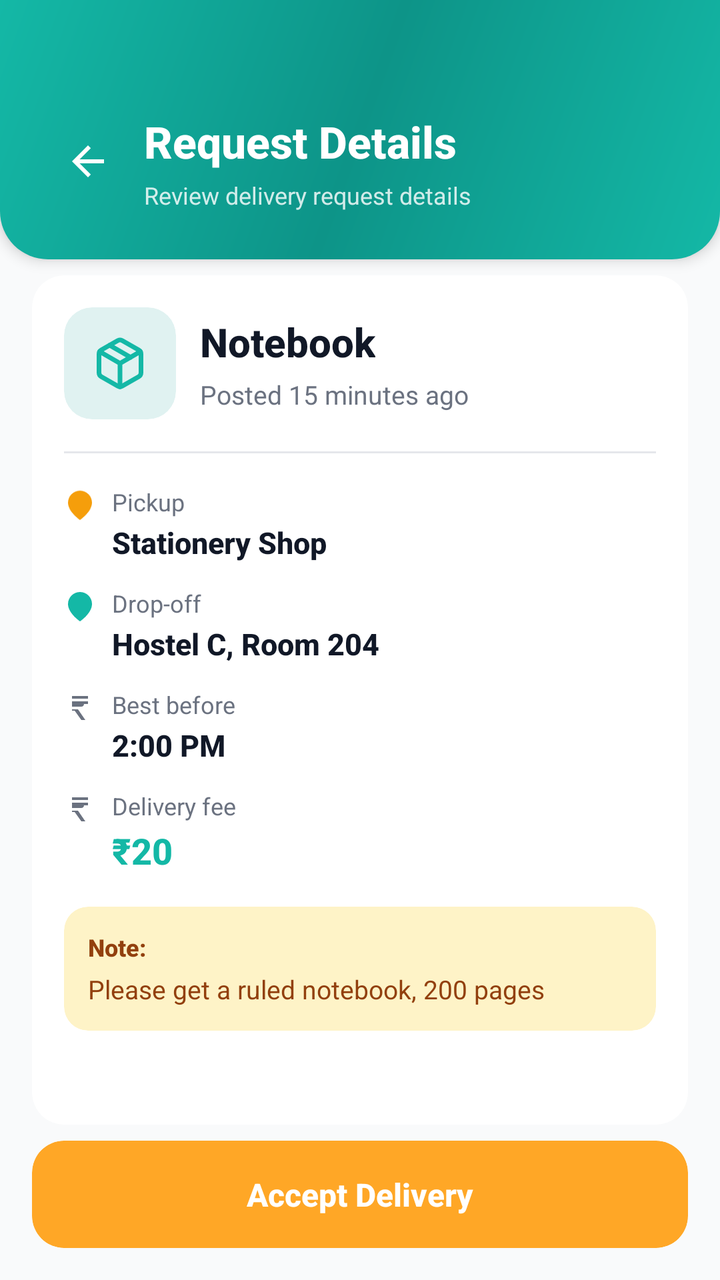
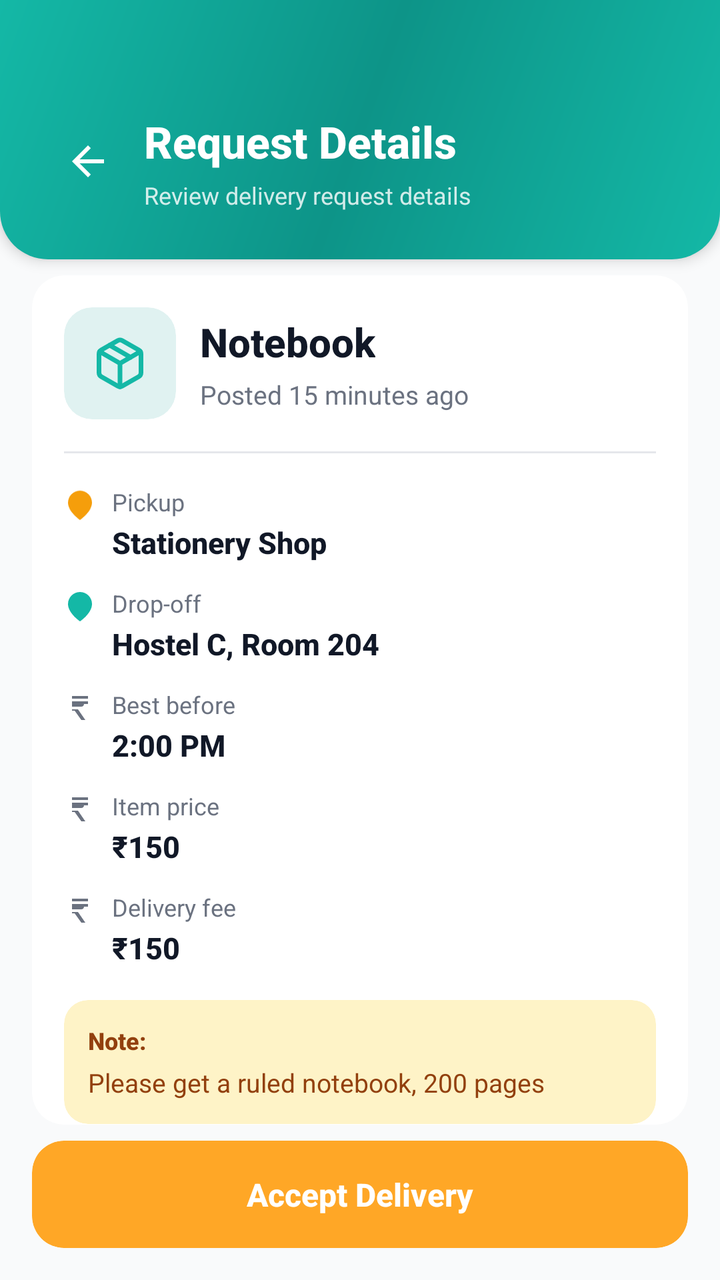

Screens rendered from an Android XML layout before and after an edit, with the pre-edit source and the edit as a unified diff.
<!-- AndroidManifest.xml: application theme Theme.SmallBasket -->
<!-- res/layout/activity_request_details.xml -->
<?xml version="1.0" encoding="utf-8"?>
<androidx.constraintlayout.widget.ConstraintLayout
    xmlns:android="http://schemas.android.com/apk/res/android"
    xmlns:app="http://schemas.android.com/apk/res-auto"
    xmlns:tools="http://schemas.android.com/tools"
    android:layout_width="match_parent"
    android:layout_height="match_parent"
    android:background="#F9FAFB"
    android:fitsSystemWindows="false"
    tools:context=".RequestDetailActivity">

    
    <LinearLayout
        android:id="@+id/headerLayout"
        android:layout_width="match_parent"
        android:layout_height="wrap_content"
        android:orientation="vertical"
        android:background="@drawable/bg_teal_gradient"
        android:paddingTop="48dp"
        android:paddingBottom="24dp"
        android:paddingStart="24dp"
        android:paddingEnd="24dp"
        android:elevation="4dp"
        app:layout_constraintTop_toTopOf="parent"
        app:layout_constraintStart_toStartOf="parent"
        app:layout_constraintEnd_toEndOf="parent">

        
        <LinearLayout
            android:layout_width="match_parent"
            android:layout_height="wrap_content"
            android:layout_marginTop="8dp"
            android:gravity="center_vertical"
            android:orientation="horizontal">

            <ImageView
                android:id="@+id/btnBack"
                android:layout_width="40dp"
                android:layout_height="40dp"
                android:background="?attr/selectableItemBackgroundBorderless"
                android:clickable="true"
                android:contentDescription="Back"
                android:focusable="true"
                android:padding="8dp"
                android:src="@drawable/ic_arrow_back"
                app:tint="#FFFFFF" />

            <LinearLayout
                android:layout_width="0dp"
                android:layout_height="wrap_content"
                android:layout_marginStart="8dp"
                android:layout_weight="1"
                android:orientation="vertical">

                <TextView
                    android:id="@+id/tvHeaderTitle"
                    android:layout_width="match_parent"
                    android:layout_height="wrap_content"
                    android:layout_marginBottom="4dp"
                    android:fontFamily="sans-serif-medium"
                    android:text="Request Details"
                    android:textColor="#FFFFFF"
                    android:textSize="22sp"
                    android:textStyle="bold" />

                <TextView
                    android:layout_width="match_parent"
                    android:layout_height="wrap_content"
                    android:alpha="0.9"
                    android:text="Review delivery request details"
                    android:textColor="#E6FFFFFF"
                    android:textSize="12sp" />
            </LinearLayout>
        </LinearLayout>
    </LinearLayout>

    
    <androidx.cardview.widget.CardView
        android:id="@+id/cardContent"
        android:layout_width="0dp"
        android:layout_height="0dp"
        android:layout_marginStart="16dp"
        android:layout_marginEnd="16dp"
        android:layout_marginTop="8dp"
        android:layout_marginBottom="8dp"
        app:cardCornerRadius="16dp"
        app:cardElevation="0dp"
        app:cardBackgroundColor="#FFFFFF"
        app:layout_constraintTop_toBottomOf="@id/headerLayout"
        app:layout_constraintBottom_toTopOf="@id/btnAcceptRequest"
        app:layout_constraintStart_toStartOf="parent"
        app:layout_constraintEnd_toEndOf="parent">

        <ScrollView
            android:id="@+id/scrollView"
            android:layout_width="match_parent"
            android:layout_height="match_parent"
            android:scrollbars="none"
            android:overScrollMode="never">

            <LinearLayout
                android:layout_width="match_parent"
                android:layout_height="wrap_content"
                android:orientation="vertical"
                android:padding="16dp">

                
                <LinearLayout
                    android:layout_width="match_parent"
                    android:layout_height="wrap_content"
                    android:orientation="horizontal"
                    android:gravity="start"
                    android:layout_marginBottom="16dp">

                    
                    <androidx.cardview.widget.CardView
                        android:layout_width="56dp"
                        android:layout_height="56dp"
                        app:cardCornerRadius="14dp"
                        app:cardElevation="0dp"
                        app:cardBackgroundColor="#E0F2F1"
                        android:layout_marginEnd="12dp">

                        <ImageView
                            android:layout_width="28dp"
                            android:layout_height="28dp"
                            android:layout_gravity="center"
                            android:src="@drawable/ic_package"
                            app:tint="#14B8A6"
                            android:contentDescription="Package icon" />
                    </androidx.cardview.widget.CardView>

                    <LinearLayout
                        android:layout_width="0dp"
                        android:layout_height="wrap_content"
                        android:layout_weight="1"
                        android:orientation="vertical"
                        android:layout_gravity="center_vertical">

                        
                        <TextView
                            android:id="@+id/tvItemTitle"
                            android:layout_width="wrap_content"
                            android:layout_height="wrap_content"
                            android:text="Notebook"
                            android:textColor="#111827"
                            android:textSize="20sp"
                            android:textStyle="bold"
                            android:fontFamily="sans-serif-medium"
                            android:layout_marginBottom="4dp" />

                        
                        <TextView
                            android:id="@+id/tvPostedTime"
                            android:layout_width="wrap_content"
                            android:layout_height="wrap_content"
                            android:text="Posted 15 minutes ago"
                            android:textColor="#6B7280"
                            android:textSize="13sp"
                            android:fontFamily="sans-serif" />
                    </LinearLayout>
                </LinearLayout>

                
                <LinearLayout
                    android:id="@+id/layoutPriority"
                    android:layout_width="wrap_content"
                    android:layout_height="wrap_content"
                    android:orientation="horizontal"
                    android:gravity="center"
                    android:paddingStart="12dp"
                    android:paddingEnd="12dp"
                    android:paddingTop="6dp"
                    android:paddingBottom="6dp"
                    android:background="@drawable/bg_priority_badge"
                    android:layout_marginBottom="16dp"
                    android:visibility="gone">

                    <ImageView
                        android:layout_width="14dp"
                        android:layout_height="14dp"
                        android:layout_marginEnd="6dp"
                        android:src="@drawable/ic_rupee"
                        app:tint="#D97706"
                        android:contentDescription="Priority icon" />

                    <TextView
                        android:id="@+id/tvPriority"
                        android:layout_width="wrap_content"
                        android:layout_height="wrap_content"
                        android:text="Priority"
                        android:textColor="#D97706"
                        android:textSize="12sp"
                        android:textStyle="bold"
                        android:fontFamily="sans-serif-medium" />
                </LinearLayout>

                
                <View
                    android:layout_width="match_parent"
                    android:layout_height="1dp"
                    android:background="#E5E7EB"
                    android:layout_marginBottom="16dp" />

                
                <LinearLayout
                    android:layout_width="match_parent"
                    android:layout_height="wrap_content"
                    android:orientation="horizontal"
                    android:gravity="start"
                    android:layout_marginBottom="12dp">

                    <ImageView
                        android:layout_width="16dp"
                        android:layout_height="16dp"
                        android:layout_marginEnd="8dp"
                        android:layout_marginTop="2dp"
                        android:src="@drawable/ic_map_pin"
                        app:tint="#F59E0B"
                        android:contentDescription="Pickup location icon" />

                    <LinearLayout
                        android:layout_width="0dp"
                        android:layout_weight="1"
                        android:layout_height="wrap_content"
                        android:orientation="vertical">

                        <TextView
                            android:layout_width="wrap_content"
                            android:layout_height="wrap_content"
                            android:text="Pickup"
                            android:textColor="#6B7280"
                            android:textSize="12sp"
                            android:fontFamily="sans-serif"
                            android:layout_marginBottom="2dp" />

                        <TextView
                            android:id="@+id/tvPickup"
                            android:layout_width="wrap_content"
                            android:layout_height="wrap_content"
                            android:text="Stationery Shop"
                            android:textColor="#111827"
                            android:textSize="15sp"
                            android:textStyle="bold"
                            android:fontFamily="sans-serif-medium" />
                    </LinearLayout>
                </LinearLayout>

                
                <LinearLayout
                    android:layout_width="match_parent"
                    android:layout_height="wrap_content"
                    android:orientation="horizontal"
                    android:gravity="start"
                    android:layout_marginBottom="12dp">

                    <ImageView
                        android:layout_width="16dp"
                        android:layout_height="16dp"
                        android:layout_marginEnd="8dp"
                        android:layout_marginTop="2dp"
                        android:src="@drawable/ic_map_pin"
                        app:tint="#14B8A6"
                        android:contentDescription="Drop location icon" />

                    <LinearLayout
                        android:layout_width="0dp"
                        android:layout_weight="1"
                        android:layout_height="wrap_content"
                        android:orientation="vertical">

                        <TextView
                            android:layout_width="wrap_content"
                            android:layout_height="wrap_content"
                            android:text="Drop-off"
                            android:textColor="#6B7280"
                            android:textSize="12sp"
                            android:fontFamily="sans-serif"
                            android:layout_marginBottom="2dp" />

                        <TextView
                            android:id="@+id/tvDrop"
                            android:layout_width="wrap_content"
                            android:layout_height="wrap_content"
                            android:text="Hostel C, Room 204"
                            android:textColor="#111827"
                            android:textSize="15sp"
                            android:textStyle="bold"
                            android:fontFamily="sans-serif-medium" />
                    </LinearLayout>
                </LinearLayout>

                
                <LinearLayout
                    android:id="@+id/layoutBestBefore"
                    android:layout_width="match_parent"
                    android:layout_height="wrap_content"
                    android:orientation="horizontal"
                    android:gravity="start"
                    android:layout_marginBottom="12dp">

                    <ImageView
                        android:layout_width="16dp"
                        android:layout_height="16dp"
                        android:layout_marginEnd="8dp"
                        android:layout_marginTop="2dp"
                        android:src="@drawable/ic_rupee"
                        app:tint="#6B7280"
                        android:contentDescription="Time icon" />

                    <LinearLayout
                        android:layout_width="0dp"
                        android:layout_weight="1"
                        android:layout_height="wrap_content"
                        android:orientation="vertical">

                        <TextView
                            android:layout_width="wrap_content"
                            android:layout_height="wrap_content"
                            android:text="Best before"
                            android:textColor="#6B7280"
                            android:textSize="12sp"
                            android:fontFamily="sans-serif"
                            android:layout_marginBottom="2dp" />

                        <TextView
                            android:id="@+id/tvBestBefore"
                            android:layout_width="wrap_content"
                            android:layout_height="wrap_content"
                            android:text="2:00 PM"
                            android:textColor="#111827"
                            android:textSize="15sp"
                            android:textStyle="bold"
                            android:fontFamily="sans-serif-medium" />
                    </LinearLayout>
                </LinearLayout>

                
                <LinearLayout
                    android:layout_width="match_parent"
                    android:layout_height="wrap_content"
                    android:orientation="horizontal"
                    android:gravity="start"
                    android:layout_marginBottom="16dp">

                    <ImageView
                        android:layout_width="16dp"
                        android:layout_height="16dp"
                        android:layout_marginEnd="8dp"
                        android:layout_marginTop="2dp"
                        android:src="@drawable/ic_rupee"
                        app:tint="#6B7280"
                        android:contentDescription="Price tag icon" />

                    <LinearLayout
                        android:layout_width="0dp"
                        android:layout_weight="1"
                        android:layout_height="wrap_content"
                        android:orientation="vertical">

                        <TextView
                            android:layout_width="wrap_content"
                            android:layout_height="wrap_content"
                            android:text="Delivery fee"
                            android:textColor="#6B7280"
                            android:textSize="12sp"
                            android:fontFamily="sans-serif"
                            android:layout_marginBottom="2dp" />

                        <TextView
                            android:id="@+id/tvReward"
                            android:layout_width="wrap_content"
                            android:layout_height="wrap_content"
                            android:text="₹20"
                            android:textColor="#14B8A6"
                            android:textSize="18sp"
                            android:textStyle="bold"
                            android:fontFamily="sans-serif-medium" />
                    </LinearLayout>
                </LinearLayout>

                
                <androidx.cardview.widget.CardView
                    android:id="@+id/cardNotes"
                    android:layout_width="match_parent"
                    android:layout_height="wrap_content"
                    app:cardCornerRadius="12dp"
                    app:cardElevation="0dp"
                    app:cardBackgroundColor="#FEF3C7"
                    android:layout_marginBottom="8dp">

                    <LinearLayout
                        android:layout_width="match_parent"
                        android:layout_height="wrap_content"
                        android:orientation="vertical"
                        android:padding="12dp">

                        <TextView
                            android:layout_width="wrap_content"
                            android:layout_height="wrap_content"
                            android:text="Note:"
                            android:textColor="#92400E"
                            android:textSize="12sp"
                            android:textStyle="bold"
                            android:fontFamily="sans-serif-medium"
                            android:layout_marginBottom="4dp" />

                        <TextView
                            android:id="@+id/tvNotes"
                            android:layout_width="match_parent"
                            android:layout_height="wrap_content"
                            android:text="Please get a ruled notebook, 200 pages"
                            android:textColor="#92400E"
                            android:textSize="13sp"
                            android:fontFamily="sans-serif"
                            android:lineSpacingExtra="2dp" />
                    </LinearLayout>
                </androidx.cardview.widget.CardView>

                
                <TextView
                    android:id="@+id/tvDeadline"
                    android:layout_width="wrap_content"
                    android:layout_height="wrap_content"
                    android:visibility="gone" />

                <TextView
                    android:id="@+id/tvSpecificPickup"
                    android:layout_width="wrap_content"
                    android:layout_height="wrap_content"
                    android:visibility="gone" />

                <TextView
                    android:id="@+id/tvSpecificDrop"
                    android:layout_width="wrap_content"
                    android:layout_height="wrap_content"
                    android:visibility="gone" />

                <TextView
                    android:id="@+id/tvImportance"
                    android:layout_width="wrap_content"
                    android:layout_height="wrap_content"
                    android:visibility="gone" />

                <TextView
                    android:id="@+id/tvNotesLabel"
                    android:layout_width="wrap_content"
                    android:layout_height="wrap_content"
                    android:visibility="gone" />

                <TextView
                    android:id="@+id/tvPriorityLabel"
                    android:layout_width="wrap_content"
                    android:layout_height="wrap_content"
                    android:visibility="gone" />

            </LinearLayout>
        </ScrollView>
    </androidx.cardview.widget.CardView>

    
    <androidx.cardview.widget.CardView
        android:id="@+id/btnAcceptRequest"
        android:layout_width="0dp"
        android:layout_height="wrap_content"
        android:layout_marginStart="16dp"
        android:layout_marginEnd="16dp"
        android:layout_marginBottom="16dp"
        app:cardCornerRadius="16dp"
        app:cardElevation="0dp"
        app:cardBackgroundColor="#FFA726"
        app:layout_constraintBottom_toBottomOf="parent"
        app:layout_constraintStart_toStartOf="parent"
        app:layout_constraintEnd_toEndOf="parent">

        <Button
            android:id="@+id/btnAcceptRequestInner"
            android:layout_width="match_parent"
            android:layout_height="wrap_content"
            android:text="Accept Delivery"
            android:textColor="#FFFFFF"
            android:textStyle="bold"
            android:textSize="16sp"
            android:padding="16dp"
            android:background="@android:color/transparent"
            android:textAllCaps="false" />
    </androidx.cardview.widget.CardView>

    
    <Button
        android:id="@+id/btnBackHome"
        android:layout_width="wrap_content"
        android:layout_height="wrap_content"
        android:visibility="gone"
        app:layout_constraintBottom_toBottomOf="parent"
        app:layout_constraintStart_toStartOf="parent" />

    <View
        android:id="@+id/headerBackground"
        android:layout_width="0dp"
        android:layout_height="0dp"
        android:visibility="gone"
        app:layout_constraintTop_toTopOf="parent" />

    <LinearLayout
        android:id="@+id/priorityContainer"
        android:layout_width="match_parent"
        android:layout_height="wrap_content"
        android:visibility="gone"
        app:layout_constraintTop_toTopOf="parent" />

    <LinearLayout
        android:id="@+id/buttonLayout"
        android:layout_width="match_parent"
        android:layout_height="wrap_content"
        android:visibility="gone"
        app:layout_constraintBottom_toBottomOf="parent" />

</androidx.constraintlayout.widget.ConstraintLayout>
<!-- resources referenced by this layout -->
<resources>
  <!-- drawable bg_priority_badge (drawable) -->
  <?xml version="1.0" encoding="utf-8"?>
  <shape xmlns:android="http://schemas.android.com/apk/res/android"
      android:shape="rectangle">
      <solid android:color="#FEF3C7" />
      <corners android:radius="9999dp" />
  </shape>
  <!-- drawable bg_teal_gradient (drawable) -->
  <?xml version="1.0" encoding="utf-8"?>
  <shape xmlns:android="http://schemas.android.com/apk/res/android">
      <gradient
          android:angle="135"
          android:startColor="#14B8A6"
          android:centerColor="#0D9488"
          android:endColor="#14B8A6"
          android:type="linear" />
      <corners
          android:bottomLeftRadius="24dp"
          android:bottomRightRadius="24dp" />
  </shape>
  <!-- drawable ic_arrow_back (drawable) -->
  <vector xmlns:android="http://schemas.android.com/apk/res/android"
      android:width="24dp"
      android:height="24dp"
      android:viewportWidth="24"
      android:viewportHeight="24">
      <path
          android:fillColor="#FFFFFF"
          android:pathData="M20,11H7.83l5.59,-5.59L12,4l-8,8 8,8 1.41,-1.41L7.83,13H20v-2z"/>
  </vector>
  <!-- drawable ic_map_pin (drawable) -->
  <vector xmlns:android="http://schemas.android.com/apk/res/android"
      android:width="24dp"
      android:height="24dp"
      android:viewportWidth="24"
      android:viewportHeight="24">
      <path
          android:fillColor="#000000"
          android:pathData="M21,10c0,7 -9,13 -9,13s-9,-6 -9,-13a9,9 0,0 1,18 0z" />
      <path
          android:fillColor="#FFFFFF"
          android:pathData="M12,13m-3,0a3,3 0,1 1,6 0a3,3 0,1 1,-6 0" />
  </vector>
  <!-- drawable ic_package (drawable) -->
  <?xml version="1.0" encoding="utf-8"?>
  <vector xmlns:android="http://schemas.android.com/apk/res/android"
      android:width="24dp"
      android:height="24dp"
      android:viewportWidth="24"
      android:viewportHeight="24">
      <path
          android:strokeColor="#14B8A6"
          android:strokeWidth="2"
          android:strokeLineCap="round"
          android:strokeLineJoin="round"
          android:fillColor="#00000000"
          android:pathData="M16.5,9.4l-9,-5.19M21,16V8a2,2 0,0 0,-1 -1.73l-7,-4a2,2 0,0 0,-2 0l-7,4A2,2 0,0 0,3 8v8a2,2 0,0 0,1 1.73l7,4a2,2 0,0 0,2 0l7,-4A2,2 0,0 0,21 16z"/>
      <path
          android:strokeColor="#14B8A6"
          android:strokeWidth="2"
          android:strokeLineCap="round"
          android:strokeLineJoin="round"
          android:fillColor="#00000000"
          android:pathData="M3.27,6.96L12,12.01l8.73,-5.05M12,22.08V12"/>
  </vector>
  <!-- drawable ic_rupee (drawable) -->
  <vector xmlns:android="http://schemas.android.com/apk/res/android"
      android:width="24dp"
      android:height="24dp"
      android:viewportWidth="24"
      android:viewportHeight="24">
      <path
          android:fillColor="#000000"
          android:pathData="M6,3h12v2H6V3z" />
      <path
          android:fillColor="#000000"
          android:pathData="M6,7h7c1.1,0 2,0.9 2,2s-0.9,2 -2,2H6v2h4.5l5.5,8h-3l-5,-7H6V7z" />
      <path
          android:fillColor="#000000"
          android:pathData="M6,7h12v2H6V7z" />
  </vector>
  <color name="teal_500">#14B8A6</color>
  <color name="teal_600">#0D9488</color>
  <color name="white">#FFFFFFFF</color>
  <color name="amber_500">#F59E0B</color>
  <color name="amber_600">#D97706</color>
  <color name="bg_light">#F9FAFB</color>
  <color name="card_bg_light">#FFFFFF</color>
  <color name="text_primary">#111827</color>
  <!-- unchanged entries left out for length: 1 -->
</resources>

<!-- the commit's change to res/layout/activity_request_details.xml (unified diff, before → after) -->
@@ -132,8 +132,8 @@
 
                     <LinearLayout
                         android:layout_width="0dp"
-                        android:layout_height="wrap_content"
                         android:layout_weight="1"
+                        android:layout_height="wrap_content"
                         android:orientation="vertical"
                         android:layout_gravity="center_vertical">
 
@@ -337,6 +337,51 @@
 
                 
                 <LinearLayout
+                    android:id="@+id/layoutItemPrice"
+                    android:layout_width="match_parent"
+                    android:layout_height="wrap_content"
+                    android:orientation="horizontal"
+                    android:gravity="start"
+                    android:layout_marginBottom="12dp">
+
+                    <ImageView
+                        android:layout_width="16dp"
+                        android:layout_height="16dp"
+                        android:layout_marginEnd="8dp"
+                        android:layout_marginTop="2dp"
+                        android:src="@drawable/ic_rupee"
+                        app:tint="#6B7280"
+                        android:contentDescription="Item price icon" />
+
+                    <LinearLayout
+                        android:layout_width="0dp"
+                        android:layout_weight="1"
+                        android:layout_height="wrap_content"
+                        android:orientation="vertical">
+
+                        <TextView
+                            android:layout_width="wrap_content"
+                            android:layout_height="wrap_content"
+                            android:text="Item price"
+                            android:textColor="#6B7280"
+                            android:textSize="12sp"
+                            android:fontFamily="sans-serif"
+                            android:layout_marginBottom="2dp" />
+
+                        <TextView
+                            android:id="@+id/tvItemPrice"
+                            android:layout_width="wrap_content"
+                            android:layout_height="wrap_content"
+                            android:text="₹150"
+                            android:textColor="#111827"
+                            android:textSize="15sp"
+                            android:textStyle="bold"
+                            android:fontFamily="sans-serif-medium" />
+                    </LinearLayout>
+                </LinearLayout>
+
+                
+                <LinearLayout
                     android:layout_width="match_parent"
                     android:layout_height="wrap_content"
                     android:orientation="horizontal"
@@ -371,9 +416,9 @@
                             android:id="@+id/tvReward"
                             android:layout_width="wrap_content"
                             android:layout_height="wrap_content"
-                            android:text="₹20"
-                            android:textColor="#14B8A6"
-                            android:textSize="18sp"
+                            android:text="₹150"
+                            android:textColor="#111827"
+                            android:textSize="15sp"
                             android:textStyle="bold"
                             android:fontFamily="sans-serif-medium" />
                     </LinearLayout>
